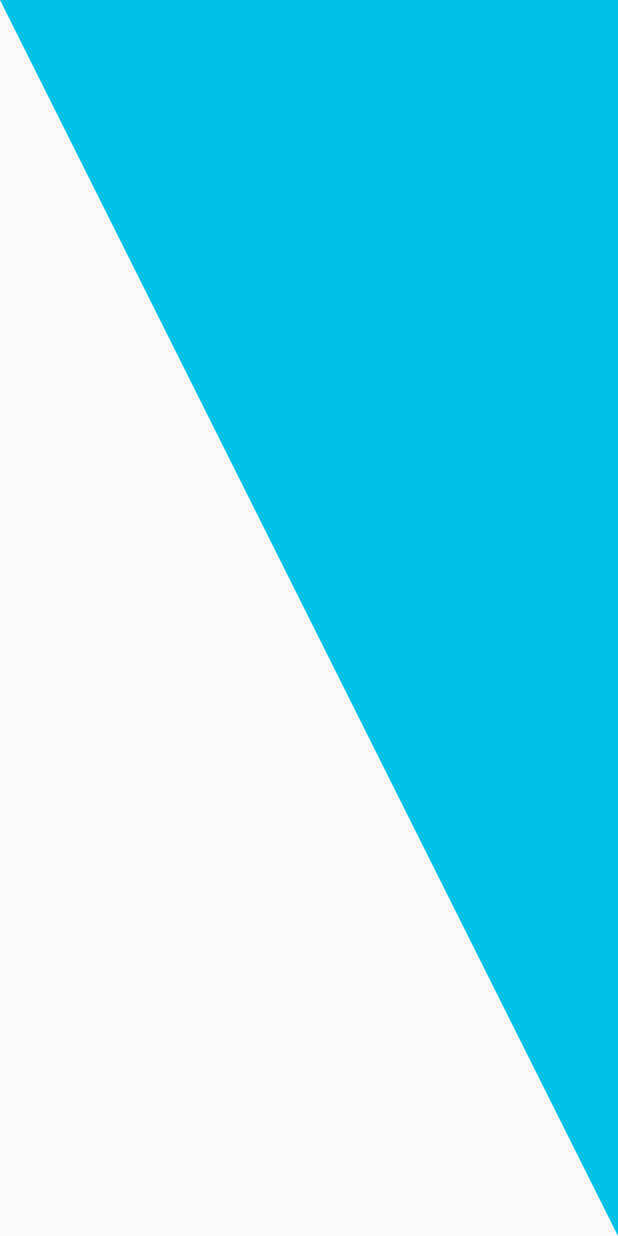
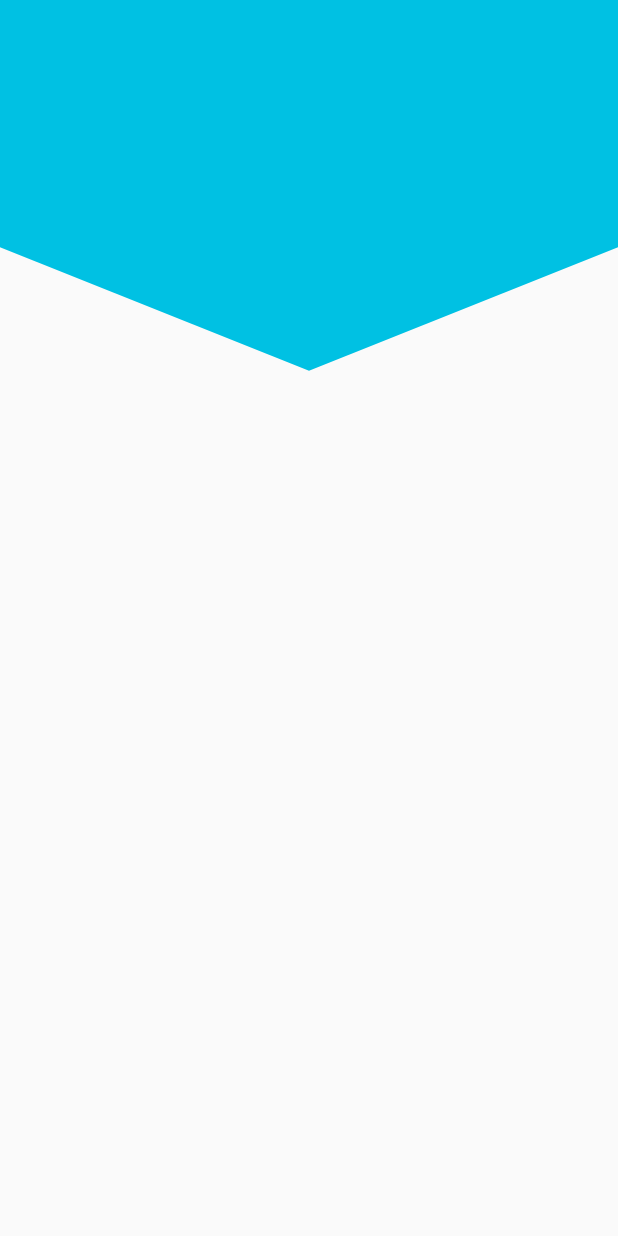
Before and after one commit to ChristianMocha/Backgraound_Flutter, a Flutter app: the screen it shows after launch, on a phone screen of 412 x 824 dp. Run offline on Flutter 3.47's test engine with Material 2 defaults, Android fonts, the phone set to English and light mode, and no system bars.

Commit message:
header pico

```diff
--- a/lib/src/pages/headers_page.dart
+++ b/lib/src/pages/headers_page.dart
@@ -6,9 +6,6 @@ class HeadersPage extends StatelessWidget {
 
   @override
   Widget build(BuildContext context) {
-    return Scaffold(
-      body: HeaderTriangular()
-
-    );
+    return Scaffold(body: HeaderPico());
   }
 }
--- a/lib/src/widgets/headers.dart
+++ b/lib/src/widgets/headers.dart
@@ -105,3 +105,45 @@ class _headerTriangularPainter extends CustomPainter {
     return true;
   }
 }
+
+class HeaderPico extends StatelessWidget {
+  @override
+  Widget build(BuildContext context) {
+    return Container(
+      height: double.infinity,
+      width: double.infinity,
+      // color: Color(0xff00C1E3),
+      child: CustomPaint(
+        painter: _headerPicoPainter(),
+      ),
+    );
+  }
+}
+
+class _headerPicoPainter extends CustomPainter {
+  @override
+  void paint(Canvas canvas, Size size) {
+    final lapiz = new Paint();
+
+    // propiedadess
+    lapiz.color = Color(0xff00C1E3);
+    lapiz.style = PaintingStyle.fill; //.fill
+    lapiz.strokeWidth = 5;
+
+    final path = new Path();
+
+    // Dibujar con el path y el lapiz
+    path.lineTo(0, size.height * .2);
+    path.lineTo(size.width * .5, size.height * .3);
+    path.lineTo(size.width, size.height * .2);
+    path.lineTo(size.width, 0);
+    path.lineTo(0, 0);
+
+    canvas.drawPath(path, lapiz);
+  }
+
+  @override
+  bool shouldRepaint(covariant CustomPainter oldDelegate) {
+    return true;
+  }
+}
```
